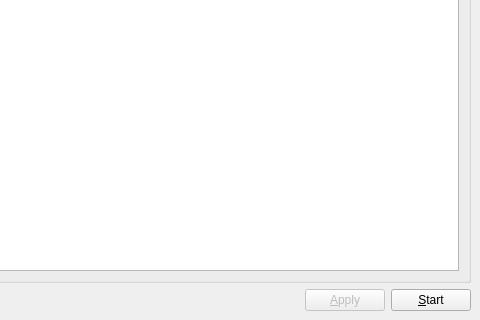
First picture: the form in src/gui/src/MainWindowBase.ui, repository deskflow/deskflow, before the edit; both pictures show x 240 to 720 and y 477 to 797 of the 720 by 797 pixel window.
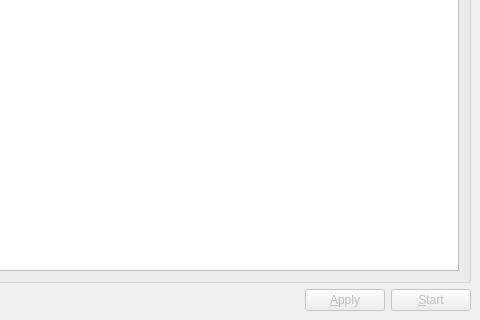
Second picture: the form after the edit. Icons and pictures are not drawn. Custom widgets are drawn as their Qt base class.

Diff of the .ui file:
```diff
--- a/src/gui/src/MainWindowBase.ui
+++ b/src/gui/src/MainWindowBase.ui
@@ -866,6 +866,9 @@
       </item>
       <item>
        <widget class="QPushButton" name="m_pButtonToggleStart">
+        <property name="enabled">
+         <bool>false</bool>
+        </property>
         <property name="text">
          <string>&amp;Start</string>
         </property>
```
